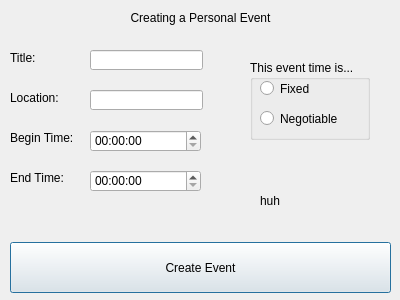
First picture: the form in createevent.ui, repository allenh1/timefuse-client, before the edit.
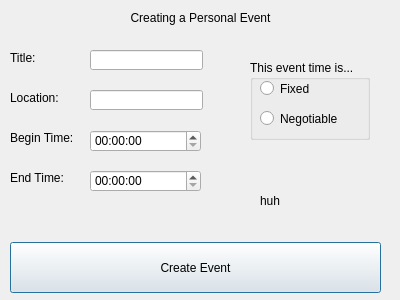
Second picture: the form after the edit.

What changed in the file:
```diff
--- a/createevent.ui
+++ b/createevent.ui
@@ -106,7 +106,7 @@
     <rect>
      <x>10</x>
      <y>242</y>
-     <width>381</width>
+     <width>371</width>
      <height>51</height>
     </rect>
    </property>
```
